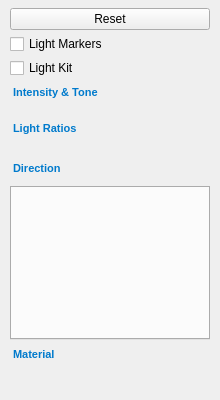
Qt form src/ui/lighting_page.ui (thermeng/SciRender) before a commit.
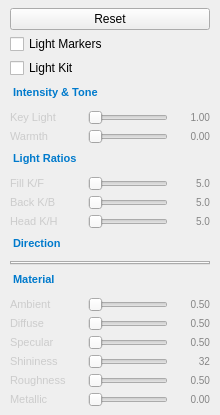
The same form after that commit.

Commit message: Replace empty UI placeholders with real widget definitions

Patch:
```diff
--- a/src/ui/lighting_page.ui
+++ b/src/ui/lighting_page.ui
@@ -61,10 +61,72 @@
     </widget>
    </item>
    <item>
-    <widget class="QWidget" name="keyLightRow" native="true"/>
+    <widget class="QWidget" name="keyLightRow">
+     <layout class="QHBoxLayout" name="keyLightLayout">
+      <property name="spacing"><number>6</number></property>
+      <property name="leftMargin"><number>0</number></property>
+      <property name="topMargin"><number>0</number></property>
+      <property name="rightMargin"><number>0</number></property>
+      <property name="bottomMargin"><number>0</number></property>
+      <item>
+       <widget class="QLabel" name="keyLightLabel">
+        <property name="text"><string>Key Light</string></property>
+        <property name="minimumSize"><size><width>72</width><height>0</height></size></property>
+        <property name="maximumSize"><size><width>72</width><height>16777215</height></size></property>
+        <property name="styleSheet"><string notr="true">font-size: 11px; color: #cccccc;</string></property>
+        <property name="alignment"><set>Qt::AlignLeft|Qt::AlignVCenter</set></property>
+       </widget>
+      </item>
+      <item>
+       <widget class="QSlider" name="keyLightSlider">
+        <property name="orientation"><enum>Qt::Horizontal</enum></property>
+       </widget>
+      </item>
+      <item>
+       <widget class="QLabel" name="keyLightValue">
+        <property name="text"><string>1.00</string></property>
+        <property name="minimumSize"><size><width>36</width><height>0</height></size></property>
+        <property name="maximumSize"><size><width>36</width><height>16777215</height></size></property>
+        <property name="styleSheet"><string notr="true">font-size: 10px; color: #858585;</string></property>
+        <property name="alignment"><set>Qt::AlignRight|Qt::AlignVCenter</set></property>
+       </widget>
+      </item>
+     </layout>
+    </widget>
    </item>
    <item>
-    <widget class="QWidget" name="warmthRow" native="true"/>
+    <widget class="QWidget" name="warmthRow">
+     <layout class="QHBoxLayout" name="warmthLayout">
+      <property name="spacing"><number>6</number></property>
+      <property name="leftMargin"><number>0</number></property>
+      <property name="topMargin"><number>0</number></property>
+      <property name="rightMargin"><number>0</number></property>
+      <property name="bottomMargin"><number>0</number></property>
+      <item>
+       <widget class="QLabel" name="warmthLabel">
+        <property name="text"><string>Warmth</string></property>
+        <property name="minimumSize"><size><width>72</width><height>0</height></size></property>
+        <property name="maximumSize"><size><width>72</width><height>16777215</height></size></property>
+        <property name="styleSheet"><string notr="true">font-size: 11px; color: #cccccc;</string></property>
+        <property name="alignment"><set>Qt::AlignLeft|Qt::AlignVCenter</set></property>
+       </widget>
+      </item>
+      <item>
+       <widget class="QSlider" name="warmthSlider">
+        <property name="orientation"><enum>Qt::Horizontal</enum></property>
+       </widget>
+      </item>
+      <item>
+       <widget class="QLabel" name="warmthValue">
+        <property name="text"><string>0.00</string></property>
+        <property name="minimumSize"><size><width>36</width><height>0</height></size></property>
+        <property name="maximumSize"><size><width>36</width><height>16777215</height></size></property>
+        <property name="styleSheet"><string notr="true">font-size: 10px; color: #858585;</string></property>
+        <property name="alignment"><set>Qt::AlignRight|Qt::AlignVCenter</set></property>
+       </widget>
+      </item>
+     </layout>
+    </widget>
    </item>
    <item>
     <widget class="QLabel" name="ratiosHeader">
@@ -77,13 +139,106 @@
     </widget>
    </item>
    <item>
-    <widget class="QWidget" name="fillKFRow" native="true"/>
+    <widget class="QWidget" name="fillKFRow">
+     <layout class="QHBoxLayout" name="fillKFLayout">
+      <property name="spacing"><number>6</number></property>
+      <property name="leftMargin"><number>0</number></property>
+      <property name="topMargin"><number>0</number></property>
+      <property name="rightMargin"><number>0</number></property>
+      <property name="bottomMargin"><number>0</number></property>
+      <item>
+       <widget class="QLabel" name="fillKFLabel">
+        <property name="text"><string>Fill K/F</string></property>
+        <property name="minimumSize"><size><width>72</width><height>0</height></size></property>
+        <property name="maximumSize"><size><width>72</width><height>16777215</height></size></property>
+        <property name="styleSheet"><string notr="true">font-size: 11px; color: #cccccc;</string></property>
+        <property name="alignment"><set>Qt::AlignLeft|Qt::AlignVCenter</set></property>
+       </widget>
+      </item>
+      <item>
+       <widget class="QSlider" name="fillKfSlider">
+        <property name="orientation"><enum>Qt::Horizontal</enum></property>
+       </widget>
+      </item>
+      <item>
+       <widget class="QLabel" name="fillKFValue">
+        <property name="text"><string>5.0</string></property>
+        <property name="minimumSize"><size><width>36</width><height>0</height></size></property>
+        <property name="maximumSize"><size><width>36</width><height>16777215</height></size></property>
+        <property name="styleSheet"><string notr="true">font-size: 10px; color: #858585;</string></property>
+        <property name="alignment"><set>Qt::AlignRight|Qt::AlignVCenter</set></property>
+       </widget>
+      </item>
+     </layout>
+    </widget>
    </item>
    <item>
-    <widget class="QWidget" name="backKbRow" native="true"/>
+    <widget class="QWidget" name="backKbRow">
+     <layout class="QHBoxLayout" name="backKbLayout">
+      <property name="spacing"><number>6</number></property>
+      <property name="leftMargin"><number>0</number></property>
+      <property name="topMargin"><number>0</number></property>
+      <property name="rightMargin"><number>0</number></property>
+      <property name="bottomMargin"><number>0</number></property>
+      <item>
+       <widget class="QLabel" name="backKbLabel">
+        <property name="text"><string>Back K/B</string></property>
+        <property name="minimumSize"><size><width>72</width><height>0</height></size></property>
+        <property name="maximumSize"><size><width>72</width><height>16777215</height></size></property>
+        <property name="styleSheet"><string notr="true">font-size: 11px; color: #cccccc;</string></property>
+        <property name="alignment"><set>Qt::AlignLeft|Qt::AlignVCenter</set></property>
+       </widget>
+      </item>
+      <item>
+       <widget class="QSlider" name="backKbSlider">
+        <property name="orientation"><enum>Qt::Horizontal</enum></property>
+       </widget>
+      </item>
+      <item>
+       <widget class="QLabel" name="backKbValue">
+        <property name="text"><string>5.0</string></property>
+        <property name="minimumSize"><size><width>36</width><height>0</height></size></property>
+        <property name="maximumSize"><size><width>36</width><height>16777215</height></size></property>
+        <property name="styleSheet"><string notr="true">font-size: 10px; color: #858585;</string></property>
+        <property name="alignment"><set>Qt::AlignRight|Qt::AlignVCenter</set></property>
+       </widget>
+      </item>
+     </layout>
+    </widget>
    </item>
    <item>
-    <widget class="QWidget" name="headKHRow" native="true"/>
+    <widget class="QWidget" name="headKHRow">
+     <layout class="QHBoxLayout" name="headKHLayout">
+      <property name="spacing"><number>6</number></property>
+      <property name="leftMargin"><number>0</number></property>
+      <property name="topMargin"><number>0</number></property>
+      <property name="rightMargin"><number>0</number></property>
+      <property name="bottomMargin"><number>0</number></property>
+      <item>
+       <widget class="QLabel" name="headKHLabel">
+        <property name="text"><string>Head K/H</string></property>
+        <property name="minimumSize"><size><width>72</width><height>0</height></size></property>
+        <property name="maximumSize"><size><width>72</width><height>16777215</height></size></property>
+        <property name="styleSheet"><string notr="true">font-size: 11px; color: #cccccc;</string></property>
+        <property name="alignment"><set>Qt::AlignLeft|Qt::AlignVCenter</set></property>
+       </widget>
+      </item>
+      <item>
+       <widget class="QSlider" name="headKhSlider">
+        <property name="orientation"><enum>Qt::Horizontal</enum></property>
+       </widget>
+      </item>
+      <item>
+       <widget class="QLabel" name="headKHValue">
+        <property name="text"><string>5.0</string></property>
+        <property name="minimumSize"><size><width>36</width><height>0</height></size></property>
+        <property name="maximumSize"><size><width>36</width><height>16777215</height></size></property>
+        <property name="styleSheet"><string notr="true">font-size: 10px; color: #858585;</string></property>
+        <property name="alignment"><set>Qt::AlignRight|Qt::AlignVCenter</set></property>
+       </widget>
+      </item>
+     </layout>
+    </widget>
    </item>
    <item>
     <widget class="QLabel" name="directionHeader">
@@ -109,22 +264,208 @@
     </widget>
    </item>
    <item>
-    <widget class="QWidget" name="ambientRow" native="true"/>
+    <widget class="QWidget" name="ambientRow">
+     <layout class="QHBoxLayout" name="ambientLayout">
+      <property name="spacing"><number>6</number></property>
+      <property name="leftMargin"><number>0</number></property>
+      <property name="topMargin"><number>0</number></property>
+      <property name="rightMargin"><number>0</number></property>
+      <property name="bottomMargin"><number>0</number></property>
+      <item>
+       <widget class="QLabel" name="ambientLabel">
+        <property name="text"><string>Ambient</string></property>
+        <property name="minimumSize"><size><width>72</width><height>0</height></size></property>
+        <property name="maximumSize"><size><width>72</width><height>16777215</height></size></property>
+        <property name="styleSheet"><string notr="true">font-size: 11px; color: #cccccc;</string></property>
+        <property name="alignment"><set>Qt::AlignLeft|Qt::AlignVCenter</set></property>
+       </widget>
+      </item>
+      <item>
+       <widget class="QSlider" name="ambientSlider">
+        <property name="orientation"><enum>Qt::Horizontal</enum></property>
+       </widget>
+      </item>
+      <item>
+       <widget class="QLabel" name="ambientValue">
+        <property name="text"><string>0.50</string></property>
+        <property name="minimumSize"><size><width>36</width><height>0</height></size></property>
+        <property name="maximumSize"><size><width>36</width><height>16777215</height></size></property>
+        <property name="styleSheet"><string notr="true">font-size: 10px; color: #858585;</string></property>
+        <property name="alignment"><set>Qt::AlignRight|Qt::AlignVCenter</set></property>
+       </widget>
+      </item>
+     </layout>
+    </widget>
    </item>
    <item>
-    <widget class="QWidget" name="diffuseRow" native="true"/>
+    <widget class="QWidget" name="diffuseRow">
+     <layout class="QHBoxLayout" name="diffuseLayout">
+      <property name="spacing"><number>6</number></property>
+      <property name="leftMargin"><number>0</number></property>
+      <property name="topMargin"><number>0</number></property>
+      <property name="rightMargin"><number>0</number></property>
+      <property name="bottomMargin"><number>0</number></property>
+      <item>
+       <widget class="QLabel" name="diffuseLabel">
+        <property name="text"><string>Diffuse</string></property>
+        <property name="minimumSize"><size><width>72</width><height>0</height></size></property>
+        <property name="maximumSize"><size><width>72</width><height>16777215</height></size></property>
+        <property name="styleSheet"><string notr="true">font-size: 11px; color: #cccccc;</string></property>
+        <property name="alignment"><set>Qt::AlignLeft|Qt::AlignVCenter</set></property>
+       </widget>
+      </item>
+      <item>
+       <widget class="QSlider" name="diffuseSlider">
+        <property name="orientation"><enum>Qt::Horizontal</enum></property>
+       </widget>
+      </item>
+      <item>
+       <widget class="QLabel" name="diffuseValue">
+        <property name="text"><string>0.50</string></property>
+        <property name="minimumSize"><size><width>36</width><height>0</height></size></property>
+        <property name="maximumSize"><size><width>36</width><height>16777215</height></size></property>
+        <property name="styleSheet"><string notr="true">font-size: 10px; color: #858585;</string></property>
+        <property name="alignment"><set>Qt::AlignRight|Qt::AlignVCenter</set></property>
+       </widget>
+      </item>
+     </layout>
+    </widget>
    </item>
    <item>
-    <widget class="QWidget" name="specularRow" native="true"/>
+    <widget class="QWidget" name="specularRow">
+     <layout class="QHBoxLayout" name="specularLayout">
+      <property name="spacing"><number>6</number></property>
+      <property name="leftMargin"><number>0</number></property>
+      <property name="topMargin"><number>0</number></property>
+      <property name="rightMargin"><number>0</number></property>
+      <property name="bottomMargin"><number>0</number></property>
+      <item>
+       <widget class="QLabel" name="specularLabel">
+        <property name="text"><string>Specular</string></property>
+        <property name="minimumSize"><size><width>72</width><height>0</height></size></property>
+        <property name="maximumSize"><size><width>72</width><height>16777215</height></size></property>
+        <property name="styleSheet"><string notr="true">font-size: 11px; color: #cccccc;</string></property>
+        <property name="alignment"><set>Qt::AlignLeft|Qt::AlignVCenter</set></property>
+       </widget>
+      </item>
+      <item>
+       <widget class="QSlider" name="specularSlider">
+        <property name="orientation"><enum>Qt::Horizontal</enum></property>
+       </widget>
+      </item>
+      <item>
+       <widget class="QLabel" name="specularValue">
+        <property name="text"><string>0.50</string></property>
+        <property name="minimumSize"><size><width>36</width><height>0</height></size></property>
+        <property name="maximumSize"><size><width>36</width><height>16777215</height></size></property>
+        <property name="styleSheet"><string notr="true">font-size: 10px; color: #858585;</string></property>
+        <property name="alignment"><set>Qt::AlignRight|Qt::AlignVCenter</set></property>
+       </widget>
+      </item>
+     </layout>
+    </widget>
    </item>
    <item>
-    <widget class="QWidget" name="shininessRow" native="true"/>
+    <widget class="QWidget" name="shininessRow">
+     <layout class="QHBoxLayout" name="shininessLayout">
+      <property name="spacing"><number>6</number></property>
+      <property name="leftMargin"><number>0</number></property>
+      <property name="topMargin"><number>0</number></property>
+      <property name="rightMargin"><number>0</number></property>
+      <property name="bottomMargin"><number>0</number></property>
+      <item>
+       <widget class="QLabel" name="shininessLabel">
+        <property name="text"><string>Shininess</string></property>
+        <property name="minimumSize"><size><width>72</width><height>0</height></size></property>
+        <property name="maximumSize"><size><width>72</width><height>16777215</height></size></property>
+        <property name="styleSheet"><string notr="true">font-size: 11px; color: #cccccc;</string></property>
+        <property name="alignment"><set>Qt::AlignLeft|Qt::AlignVCenter</set></property>
+       </widget>
+      </item>
+      <item>
+       <widget class="QSlider" name="shininessSlider">
+        <property name="orientation"><enum>Qt::Horizontal</enum></property>
+       </widget>
+      </item>
+      <item>
+       <widget class="QLabel" name="shininessValue">
+        <property name="text"><string>32</string></property>
+        <property name="minimumSize"><size><width>36</width><height>0</height></size></property>
+        <property name="maximumSize"><size><width>36</width><height>16777215</height></size></property>
+        <property name="styleSheet"><string notr="true">font-size: 10px; color: #858585;</string></property>
+        <property name="alignment"><set>Qt::AlignRight|Qt::AlignVCenter</set></property>
+       </widget>
+      </item>
+     </layout>
+    </widget>
    </item>
    <item>
-    <widget class="QWidget" name="roughnessRow" native="true"/>
+    <widget class="QWidget" name="roughnessRow">
+     <layout class="QHBoxLayout" name="roughnessLayout">
+      <property name="spacing"><number>6</number></property>
+      <property name="leftMargin"><number>0</number></property>
+      <property name="topMargin"><number>0</number></property>
+      <property name="rightMargin"><number>0</number></property>
+      <property name="bottomMargin"><number>0</number></property>
+      <item>
+       <widget class="QLabel" name="roughnessLabel">
+        <property name="text"><string>Roughness</string></property>
+        <property name="minimumSize"><size><width>72</width><height>0</height></size></property>
+        <property name="maximumSize"><size><width>72</width><height>16777215</height></size></property>
+        <property name="styleSheet"><string notr="true">font-size: 11px; color: #cccccc;</string></property>
+        <property name="alignment"><set>Qt::AlignLeft|Qt::AlignVCenter</set></property>
+       </widget>
+      </item>
+      <item>
+       <widget class="QSlider" name="roughnessSlider">
+        <property name="orientation"><enum>Qt::Horizontal</enum></property>
+       </widget>
+      </item>
+      <item>
+       <widget class="QLabel" name="roughnessValue">
+        <property name="text"><string>0.50</string></property>
+        <property name="minimumSize"><size><width>36</width><height>0</height></size></property>
+        <property name="maximumSize"><size><width>36</width><height>16777215</height></size></property>
+        <property name="styleSheet"><string notr="true">font-size: 10px; color: #858585;</string></property>
+        <property name="alignment"><set>Qt::AlignRight|Qt::AlignVCenter</set></property>
+       </widget>
+      </item>
+     </layout>
+    </widget>
    </item>
    <item>
-    <widget class="QWidget" name="metallicRow" native="true"/>
+    <widget class="QWidget" name="metallicRow">
+     <layout class="QHBoxLayout" name="metallicLayout">
+      <property name="spacing"><number>6</number></property>
+      <property name="leftMargin"><number>0</number></property>
+      <property name="topMargin"><number>0</number></property>
+      <property name="rightMargin"><number>0</number></property>
+      <property name="bottomMargin"><number>0</number></property>
+      <item>
+       <widget class="QLabel" name="metallicLabel">
+        <property name="text"><string>Metallic</string></property>
+        <property name="minimumSize"><size><width>72</width><height>0</height></size></property>
+        <property name="maximumSize"><size><width>72</width><height>16777215</height></size></property>
+        <property name="styleSheet"><string notr="true">font-size: 11px; color: #cccccc;</string></property>
+        <property name="alignment"><set>Qt::AlignLeft|Qt::AlignVCenter</set></property>
+       </widget>
+      </item>
+      <item>
+       <widget class="QSlider" name="metallicSlider">
+        <property name="orientation"><enum>Qt::Horizontal</enum></property>
+       </widget>
+      </item>
+      <item>
+       <widget class="QLabel" name="metallicValue">
+        <property name="text"><string>0.00</string></property>
+        <property name="minimumSize"><size><width>36</width><height>0</height></size></property>
+        <property name="maximumSize"><size><width>36</width><height>16777215</height></size></property>
+        <property name="styleSheet"><string notr="true">font-size: 10px; color: #858585;</string></property>
+        <property name="alignment"><set>Qt::AlignRight|Qt::AlignVCenter</set></property>
+       </widget>
+      </item>
+     </layout>
+    </widget>
    </item>
   </layout>
  </widget>
```
The commit also changes 6 other files.
